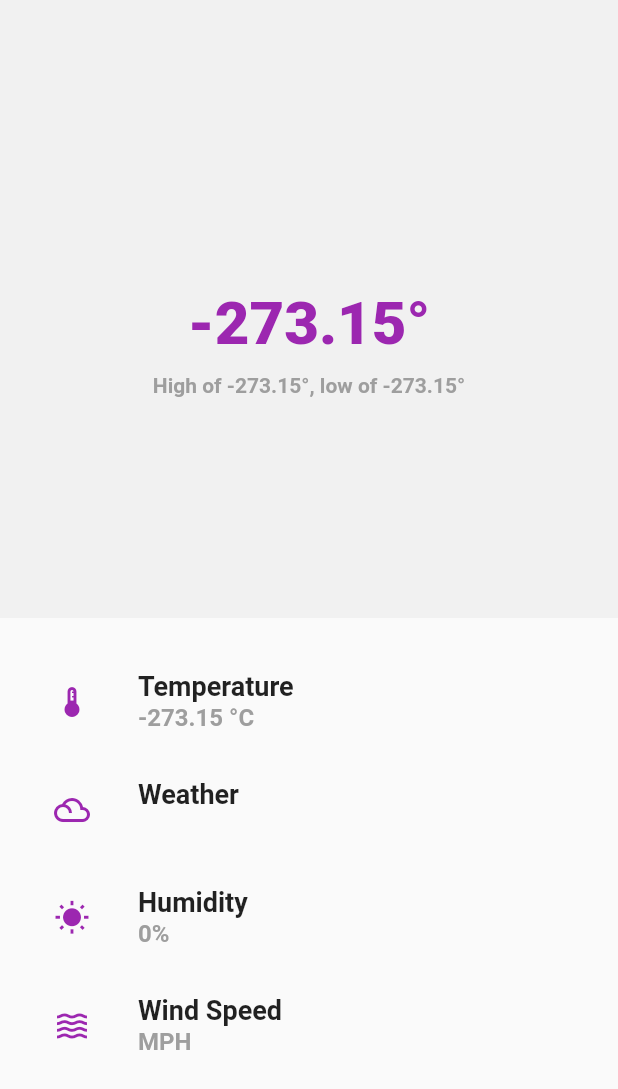
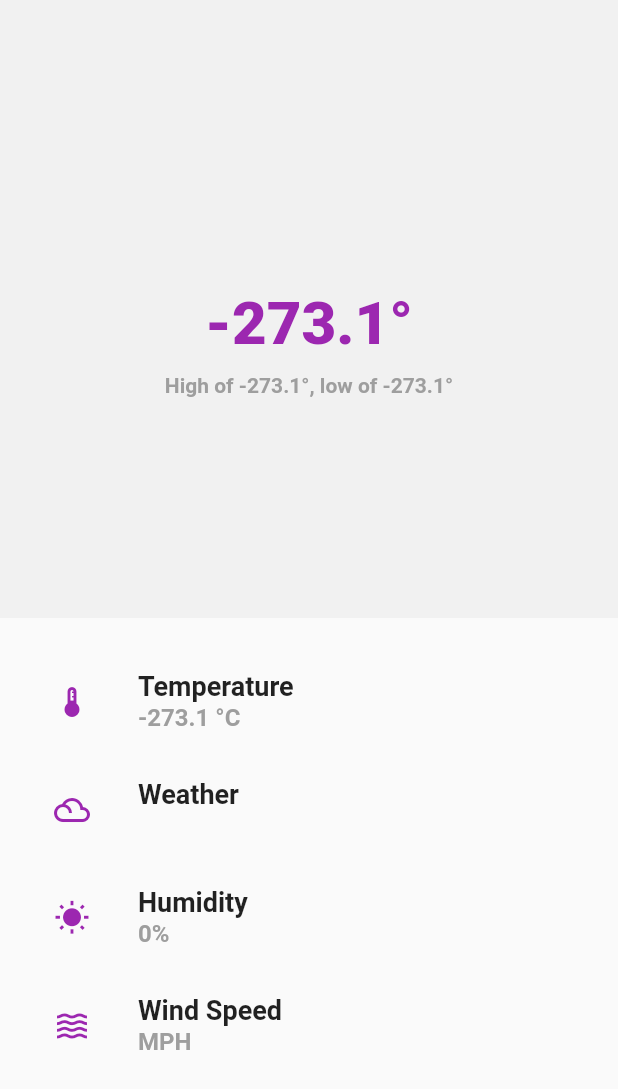
Before and after one commit to Shwe2299/weather_app, a Flutter app: the WeatherView widget shown alone on an empty page, opened directly with empty values, on a phone screen of 412 x 824 dp. Shown: the top 1089 px of the screen. Run offline on Flutter 3.47's test engine with Material 2 defaults, Android fonts, the phone set to English and light mode, and no system bars; network calls fail.

Commit message:
degrees fixed to 1decimal point

```diff
--- a/lib/pages/weather_home/views/weather_home_view.dart
+++ b/lib/pages/weather_home/views/weather_home_view.dart
@@ -36,7 +36,7 @@ class WeatherView extends StatelessWidget {
               Padding(
                 padding: EdgeInsets.only(top: 10.0, bottom: 10.0),
                 child: Text(
-                  kToC(weatherInfo.temp).toString() + "°",
+                  kToC(weatherInfo.temp).toStringAsFixed(1) + "°",
                   style: TextStyle(
                       color: Colors.purple,
                       fontSize: 40.0,
@@ -44,7 +44,7 @@ class WeatherView extends StatelessWidget {
                 ),
               ),
               Text(
-                "High of ${kToC(weatherInfo.temMax)}°, low of ${kToC(weatherInfo.temMin)}°",
+                "High of ${kToC(weatherInfo.temMax).toStringAsFixed(1)}°, low of ${kToC(weatherInfo.temMin).toStringAsFixed(1)}°",
                 style: TextStyle(
                     color: Color(0xff9e9e9e),
                     fontSize: 14.0,
@@ -61,7 +61,7 @@ class WeatherView extends StatelessWidget {
                 WeatherTile(
                   icon: Icons.thermostat_outlined,
                   title: "Temperature",
-                  subtitle: "${kToC(weatherInfo.temp)} °C",
+                  subtitle: "${kToC(weatherInfo.temp).toStringAsFixed(1)} °C",
                 ),
                 WeatherTile(
                   icon: Icons.filter_drama_outlined,
```
